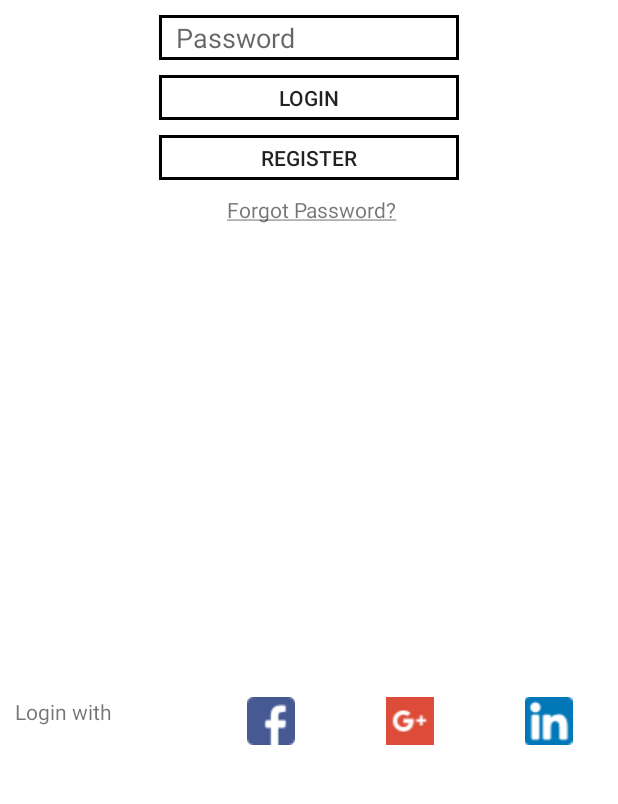
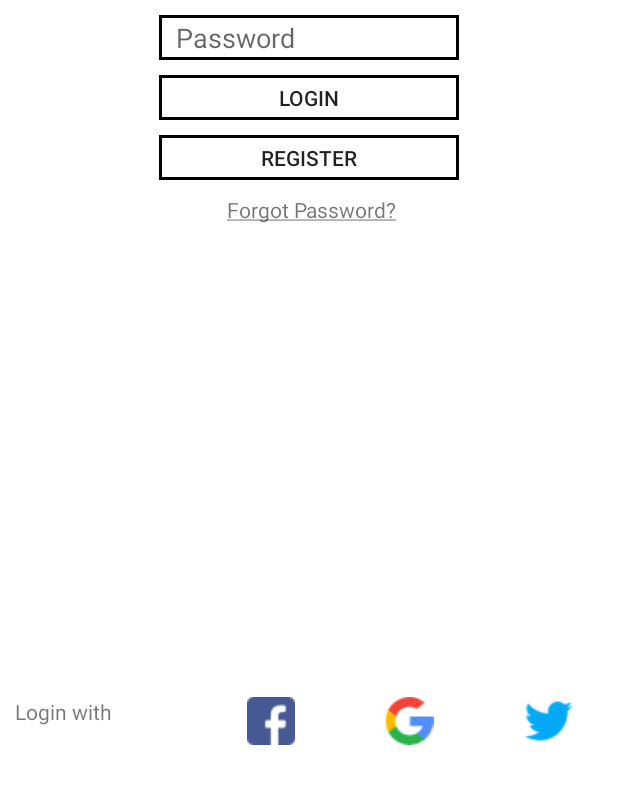
Before and after one commit to AP-Elektronica-ICT/IP18-StretchAnalyzer02, an Android app: the screen it shows after launch (MainActivity), on a phone screen of 412 x 824 dp, the part 415-1219 px from its top. Run offline under Robolectric (Android 15) with nearby library versions, the phone set to English and light mode, and no system bars; our stand-ins replace Firebase (no records; nobody signed in at launch, a user with empty details on screens opened directly).

Commit message:
small ui changes

```diff
--- a/app/src/main/res/layout/activity_main.xml
+++ b/app/src/main/res/layout/activity_main.xml
@@ -126,7 +126,7 @@
                 android:layout_width="wrap_content"
                 android:layout_height="wrap_content"
                 android:layout_weight="1"
-                app:srcCompat="@drawable/googleplus"
+                app:srcCompat="@drawable/google"
                 android:scaleType="fitCenter"
                 android:background="#FFFFFF"/>
 
@@ -135,7 +135,7 @@
                 android:layout_width="wrap_content"
                 android:layout_height="wrap_content"
                 android:layout_weight="1"
-                app:srcCompat="@drawable/linkedin"
+                app:srcCompat="@drawable/twitter"
                 android:scaleType="fitCenter"
                 android:background="#FFFFFF"/>
         </LinearLayout>
```
Also changed, not shown: app/src/main/res/drawable/google.png (added), app/src/main/res/drawable/twitter.png (added).
